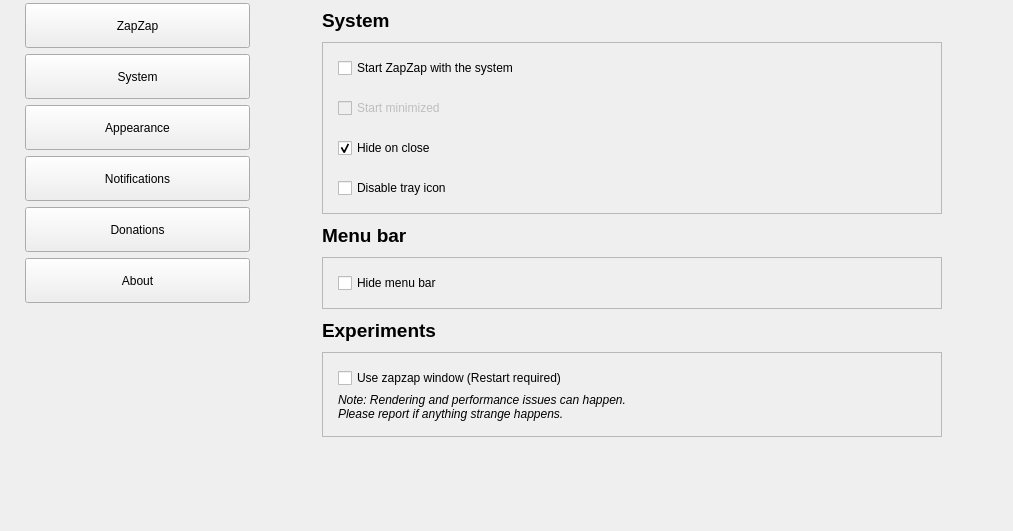
First picture: the form in zapzap/view/settings.ui, repository rafatosta/zapzap, before the edit.
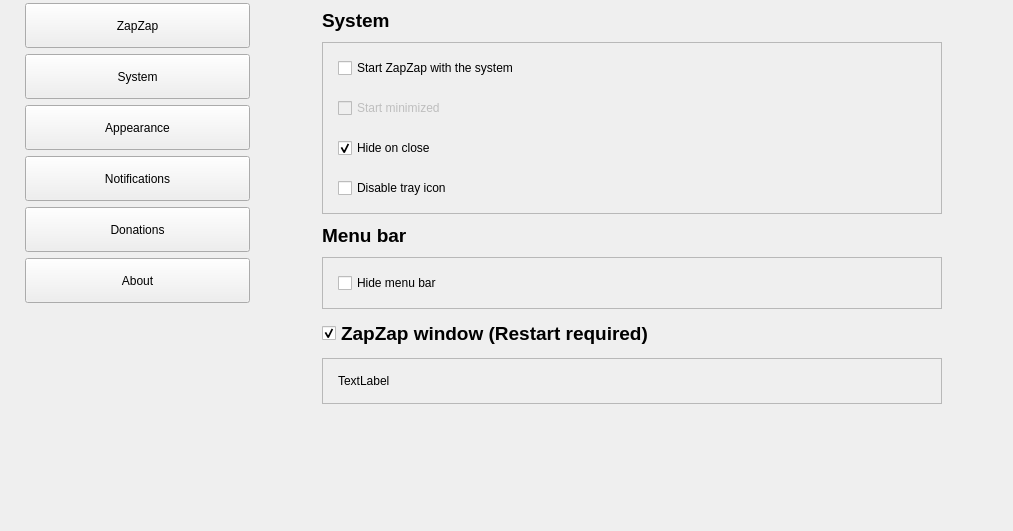
Second picture: the form after the edit. The open tabs and pages were chosen to show the change. Icons and pictures are not drawn.

Commit message: ZapZap window section

What changed in the file:
```diff
--- a/zapzap/view/settings.ui
+++ b/zapzap/view/settings.ui
@@ -293,8 +293,8 @@
            <rect>
             <x>0</x>
             <y>0</y>
-            <width>638</width>
-            <height>529</height>
+            <width>763</width>
+            <height>531</height>
            </rect>
           </property>
           <layout class="QHBoxLayout" name="horizontalLayout_16">
@@ -496,7 +496,7 @@
                   </widget>
                  </item>
                  <item>
-                  <widget class="QLabel" name="experiments_title">
+                  <widget class="QCheckBox" name="check_zap_window">
                    <property name="font">
                     <font>
                      <pointsize>14</pointsize>
@@ -504,7 +504,10 @@
                     </font>
                    </property>
                    <property name="text">
-                    <string>Experiments</string>
+                    <string>ZapZap window (Restart required)</string>
+                   </property>
+                   <property name="checked">
+                    <bool>true</bool>
                    </property>
                   </widget>
                  </item>
@@ -530,7 +533,7 @@
                    </property>
                    <layout class="QVBoxLayout" name="verticalLayout_29">
                     <property name="spacing">
-                     <number>5</number>
+                     <number>20</number>
                     </property>
                     <property name="leftMargin">
                      <number>15</number>
@@ -545,25 +548,9 @@
                      <number>15</number>
                     </property>
                     <item>
-                     <widget class="QCheckBox" name="check_zap_window">
+                     <widget class="QLabel" name="label_15">
                       <property name="text">
-                       <string>Use zapzap window (Restart required)</string>
-                      </property>
-                     </widget>
-                    </item>
-                    <item>
-                     <widget class="QLabel" name="note_experiments">
-                      <property name="font">
-                       <font>
-                        <italic>true</italic>
-                       </font>
-                      </property>
-                      <property name="text">
-                       <string>Note: Rendering and performance issues can happen. 
-Please report if anything strange happens.</string>
-                      </property>
-                      <property name="margin">
-                       <number>0</number>
+                       <string>TextLabel</string>
                       </property>
                      </widget>
                     </item>
```
Left out of the diff: 10 changed lines with no effect on the pictures. The commit also changes 2 other files.
